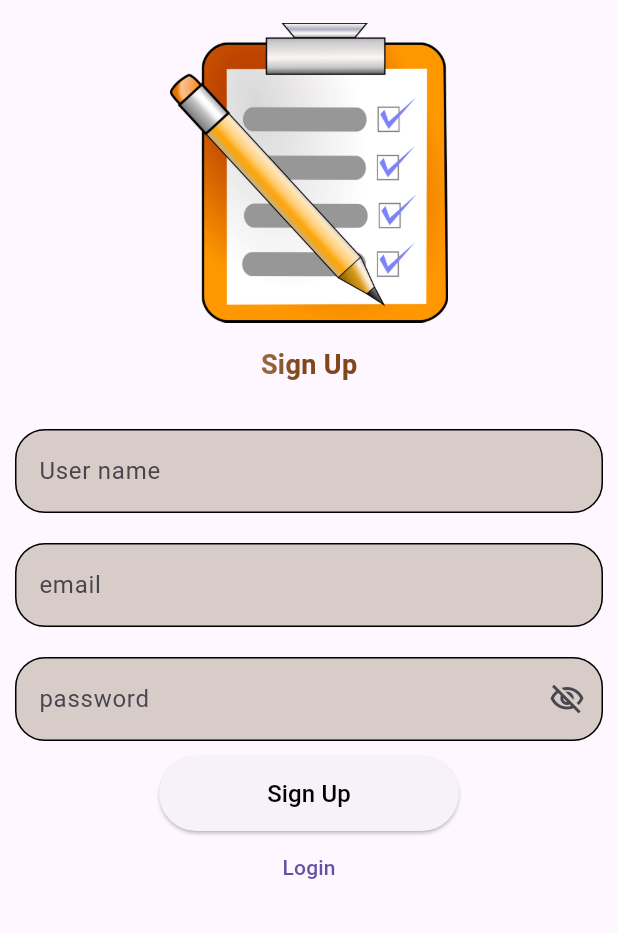
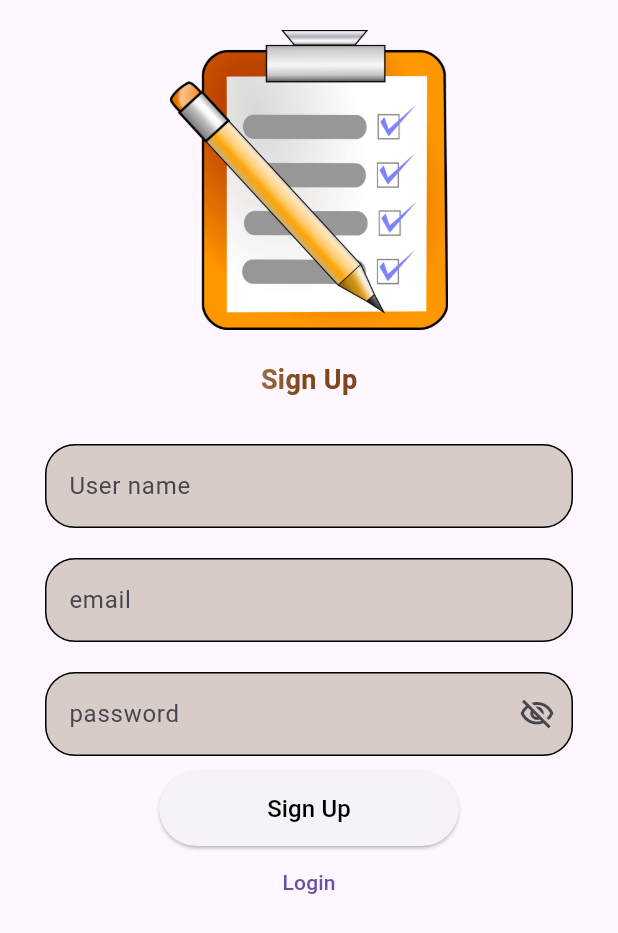
Before and after one commit to mahm-8/Todo-list, a Flutter app: the screen it shows after launch, after a tap on "LogIn", after a tap on "SignUp", on a phone screen of 412 x 824 dp. Shown: the top 933 px of the screen. Run offline on Flutter 3.47's test engine with Material 2 defaults, Android fonts, the phone set to English and light mode, and no system bars; our stand-ins replace pinput, supabase_flutter; accounts and stored records are empty.

Commit message:
fix size

```diff
--- a/lib/main.dart
+++ b/lib/main.dart
@@ -17,6 +17,7 @@ class MainApp extends StatelessWidget {
   @override
   Widget build(BuildContext context) {
     return  MaterialApp(
+      debugShowCheckedModeBanner: false,
       theme: ThemeData(useMaterial3: true),
       home: const LoadingPage()
 
--- a/lib/method/add_task.dart
+++ b/lib/method/add_task.dart
@@ -11,7 +11,7 @@ class ShowDialog {
   TextEditingController descriptionController=TextEditingController();
   final taskKey=GlobalKey<FormState>();
 Future<void> addTasks({required
-BuildContext context,
+BuildContext context
 }) {
   return showDialog<void>(
     context: context,
@@ -22,7 +22,7 @@ BuildContext context,
             scrollable: true,
             title: const Text('Add Task'),
             content: Column(children: [
-              CustomField(taskController: taskController,keyForm: taskKey,
+              CustomField(taskController:taskController,keyForm: taskKey,
               validator: (value) {if(value==null||value.isEmpty){
                 return "please enter your task";
               }return null;
--- a/lib/screen/home_page.dart
+++ b/lib/screen/home_page.dart
@@ -1,9 +1,7 @@
 import 'package:flutter/material.dart';
 import 'package:todo/method/add_task.dart';
 import 'package:todo/widgets/get_task.dart';
-
 import '../method/supa_method.dart';
-enum ExerciseFilter { walking, running, cycling, hiking }
 class HomePage extends StatefulWidget {
   const HomePage({super.key});
 
@@ -37,6 +35,7 @@ class _HomePageState extends State<HomePage> {
           child: SingleChildScrollView(
             physics: const NeverScrollableScrollPhysics(),
             child: Column(children: [
+              const SizedBox(height: 20),
                Padding(
                 padding: const EdgeInsets.all(8.0),
                 child: Row(mainAxisAlignment: MainAxisAlignment.spaceBetween,
--- a/lib/screen/login.dart
+++ b/lib/screen/login.dart
@@ -18,7 +18,7 @@ class _LogInState extends State<LogIn> {
   final passController=TextEditingController();
   final emailKey=GlobalKey<FormState>();
   final passKey=GlobalKey<FormState>();
-  bool display=true;
+  bool display=false;
   @override
   Widget build(BuildContext context) {
     return GestureDetector( onTap:(){FocusScope.of(context).unfocus();} ,
@@ -35,11 +35,20 @@ class _LogInState extends State<LogIn> {
               const GradientText(text: "LogIn"),
               const SizedBox(height: 20,),
               CustomField(taskController: emailController, hintText: 'email',keyForm: emailKey,validator: (val){ if(val!.isEmpty){ return 'enter email please';}if(!val.isValidEmail){return 'email contain @ and .';} return null;}),
-              CustomField(pass: true,display: display,onTap: () {
-                display=!display;
-                setState(() {});
-              },
-                  taskController: passController, hintText: 'password',keyForm: passKey,validator: (val){ if(val!.isEmpty){ return 'enter password please';}if(!val.isValidPassword){return 'upperCase ,lowerCase,number,(!@#*\$)';} return null;}),
+              CustomField(taskController: passController, hintText: 'password',
+                keyForm: passKey,display: display,
+                pass: true,
+                validator:
+                    (val){
+                  if(val!.isEmpty){ return 'enter password please';}
+                  if(!val.isValidPassword){return 'upperCase ,lowerCase,number,(!@#*\$)';}
+                  return null;}
+                ,onTap: () {
+                  display=!display;
+                  setState(() {
+
+                  });
+                },),
               Center(
                 child: ButtonWidget(text: 'LogIn',onPressed: ()async{
                   List<bool> isValid=[];
--- a/lib/screen/sign_up.dart
+++ b/lib/screen/sign_up.dart
@@ -31,10 +31,12 @@ class _SignUpState extends State<SignUp> {
       child: Scaffold(resizeToAvoidBottomInset: true,
         body: SafeArea(child:
       SingleChildScrollView(
+        child: Padding(
+          padding: const EdgeInsets.symmetric(horizontal: 20),
           child: Column( mainAxisAlignment: MainAxisAlignment.center,
             children: [
               Padding(
-              padding: const EdgeInsets.symmetric(vertical: 15),
+                padding: const EdgeInsets.symmetric(vertical: 20),
                 child: Image.asset("assets/todolist.png",height: 200,),
               ),
             const GradientText(text: 'Sign Up'),
@@ -69,6 +71,7 @@ class _SignUpState extends State<SignUp> {
                 }
               },), TextButton(onPressed: (){Navigator.pushAndRemoveUntil(context, MaterialPageRoute(builder: (context) => const LogIn(),), (route) => false);}, child: const Text('Login'))
           ],),
+        ),
       )),),
     );
   }
--- a/lib/widgets/card_todo.dart
+++ b/lib/widgets/card_todo.dart
@@ -19,7 +19,7 @@ class _CardTodoState extends State<CardTodo> {
     return Card(
       child: ListTile(
         leading: Checkbox(
-          activeColor: Color(0xffceb9b9),
+          activeColor: const Color(0xffceb9b9),
           value: widget.todoList.state, onChanged: (value) {
             if(widget.todoList.state ==false){
 
```
Lines whose indentation alone changed are shown as unchanged.
